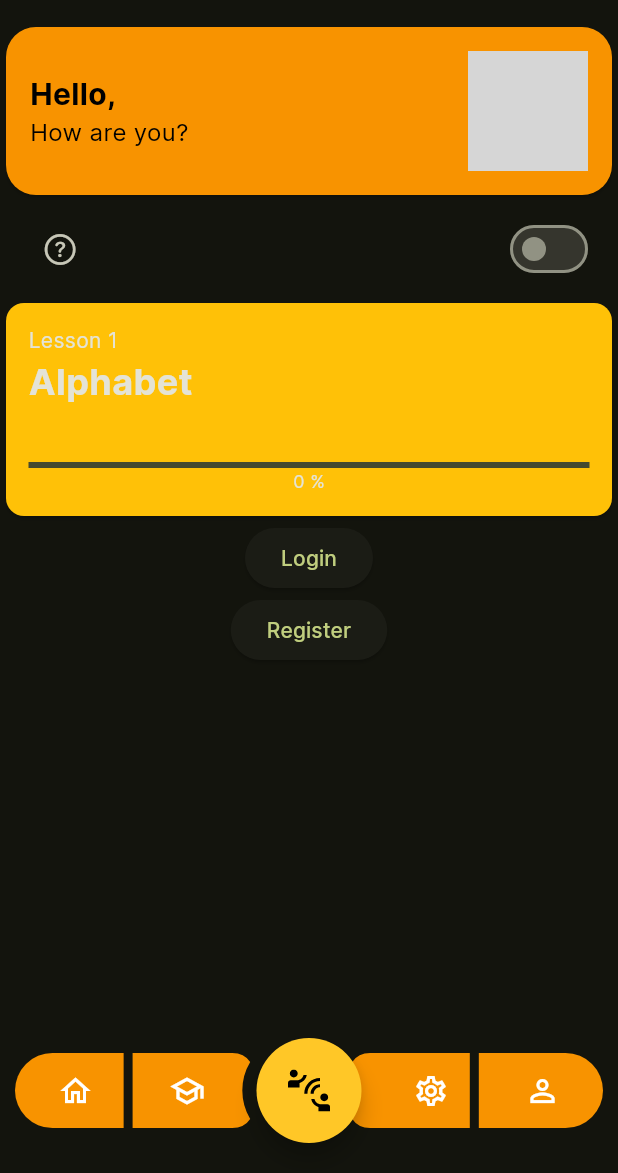
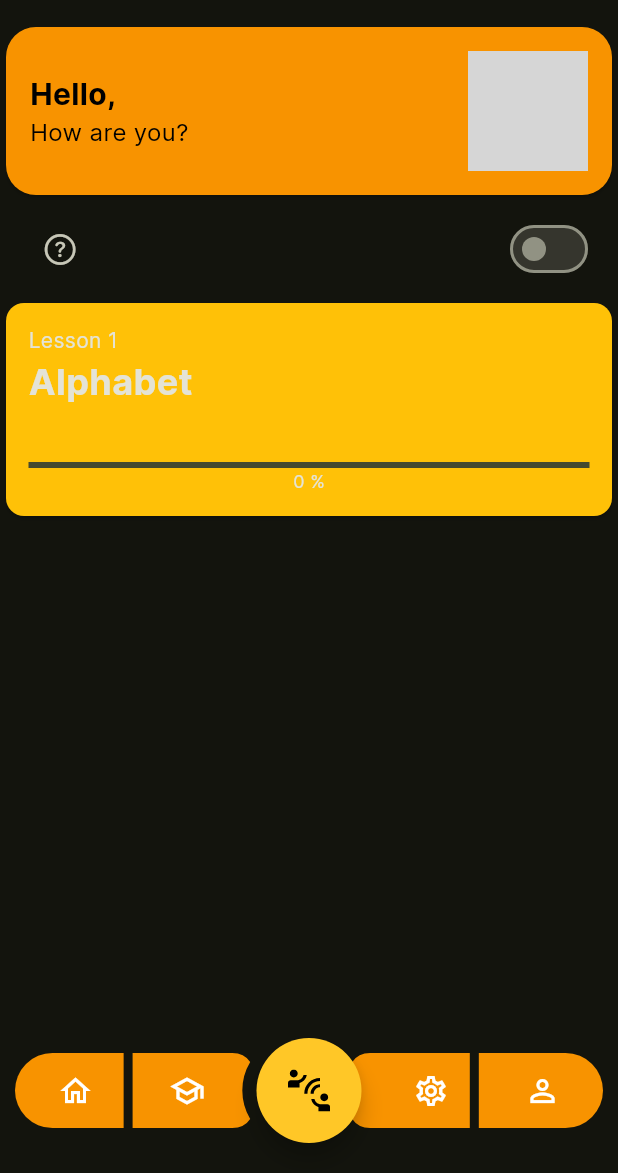
Before and after one commit to HORRYZONE/aksara, a Flutter app: the HomeScreen screen opened directly, on a phone screen of 412 x 824 dp, the part 63-1236 px from its top. Run offline on Flutter 3.47's test engine with Material 2 defaults, Android fonts, the light colour scheme and no system bars; drawn by our look-alikes of dynamic_color; our stand-ins replace camera, firebase_auth, firebase_core, flutter_svg, get, get_storage and 2 more; missing offline and left inert: flutter_displaymode, fullscreen, onboarding; accounts and stored records are empty; network calls fail; grey boxes are pictures that could not be loaded.

Commit message:
Remove redundant buttons

```diff
--- a/lib/screens/home.dart
+++ b/lib/screens/home.dart
@@ -33,16 +33,6 @@ class HomeScreen extends StatelessWidget {
                     return LessonCard(title: 'Lesson 1', progress: 0, name: 'Alphabet');
                   },
                 ),
-                ElevatedButton(
-                    onPressed: () {
-                      Get.toNamed('/auth/login');
-                    },
-                    child: const Text('Login')),
-                ElevatedButton(
-                    onPressed: () {
-                      Get.toNamed('/auth/register');
-                    },
-                    child: const Text('Register'))
               ],
             ),
           ),
```
